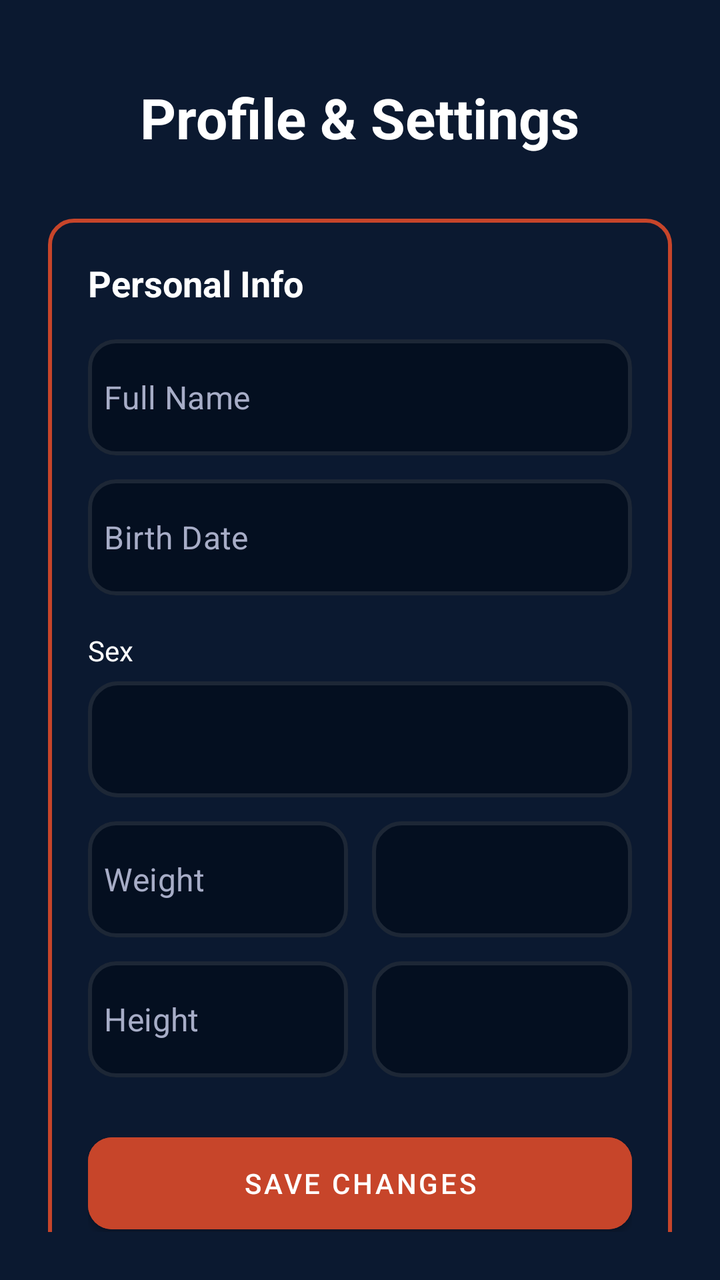
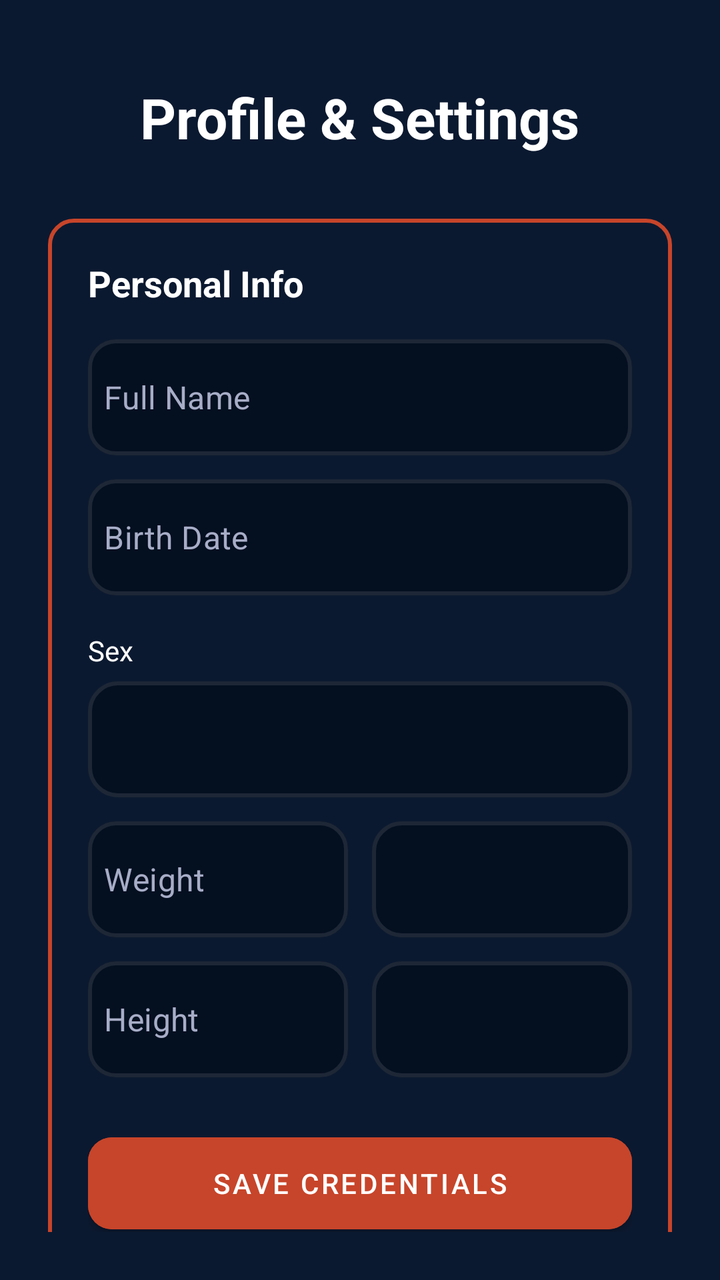

Compare the two renders of this Android layout. The source of the first and the diff that turns it into the second are given below.
<!-- AndroidManifest.xml: application theme Theme.OnFire -->
<!-- res/layout/fragment_profile_and_settings.xml -->
<?xml version="1.0" encoding="utf-8"?>
<ScrollView xmlns:android="http://schemas.android.com/apk/res/android"
    xmlns:app="http://schemas.android.com/apk/res-auto"
    android:layout_width="match_parent"
    android:layout_height="match_parent"
    android:fillViewport="true"
    android:scrollbars="none"
    android:padding="24dp">

    <LinearLayout
        android:orientation="vertical"
        android:layout_width="match_parent"
        android:layout_height="wrap_content"
        android:paddingBottom="48dp"
        android:gravity="center_horizontal">

        
        <TextView
            android:text="Profile &amp; Settings"
            android:textColor="@color/foreground"
            android:textSize="28sp"
            android:textStyle="bold"
            android:layout_marginTop="16dp"
            android:layout_width="wrap_content"
            android:layout_height="wrap_content" />

        
        <LinearLayout
            android:layout_width="match_parent"
            android:layout_height="wrap_content"
            android:background="@drawable/section_container"
            android:layout_marginTop="32dp"
            android:gravity="start|center_horizontal"
            android:orientation="vertical">

            <TextView
                android:text="Personal Info"
                android:textColor="@android:color/white"
                android:textSize="18sp"
                android:textStyle="bold"
                android:layout_width="wrap_content"
                android:layout_height="wrap_content" />

            <com.google.android.material.textfield.TextInputLayout
                style="@style/Widget.MaterialComponents.TextInputLayout.OutlinedBox"
                app:hintEnabled="false"
                app:boxStrokeColor="@color/input_stroke_color"
                app:boxBackgroundColor="@color/muted"
                app:boxStrokeWidth="2dp"
                app:boxStrokeWidthFocused="3dp"
                android:layout_width="match_parent"
                android:layout_height="@dimen/input_and_button_height"
                android:maxWidth="315dp"
                android:layout_marginTop="16dp"
                app:boxCornerRadiusTopStart="14dp"
                app:boxCornerRadiusTopEnd="14dp"
                app:boxCornerRadiusBottomStart="14dp"
                app:boxCornerRadiusBottomEnd="14dp">

                <com.google.android.material.textfield.TextInputEditText
                    android:id="@+id/etFullName"
                    android:hint="Full Name"
                    android:textColor="@color/foreground"
                    android:textColorHint="@color/muted_foreground"
                    android:paddingStart="8dp"
                    android:layout_width="match_parent"
                    android:layout_height="match_parent" />
            </com.google.android.material.textfield.TextInputLayout>

            <com.google.android.material.textfield.TextInputLayout
                style="@style/Widget.MaterialComponents.TextInputLayout.OutlinedBox"
                app:hintEnabled="false"
                app:boxStrokeColor="@color/input_stroke_color"
                app:boxBackgroundColor="@color/muted"
                app:boxStrokeWidth="2dp"
                app:boxStrokeWidthFocused="3dp"
                android:layout_width="match_parent"
                android:layout_height="@dimen/input_and_button_height"
                android:maxWidth="315dp"
                android:layout_marginTop="12dp"
                app:boxCornerRadiusTopStart="14dp"
                app:boxCornerRadiusTopEnd="14dp"
                app:boxCornerRadiusBottomStart="14dp"
                app:boxCornerRadiusBottomEnd="14dp">

                <com.google.android.material.textfield.TextInputEditText
                    android:id="@+id/etAge"
                    android:hint="Birth Date"
                    android:inputType="number"
                    android:textColor="@color/foreground"
                    android:textColorHint="@color/muted_foreground"
                    android:paddingStart="8dp"
                    android:layout_width="match_parent"
                    android:layout_height="match_parent" />
            </com.google.android.material.textfield.TextInputLayout>

            <TextView
                android:text="Sex"
                android:textColor="@android:color/white"
                android:textSize="14sp"
                android:layout_marginTop="18dp"
                android:layout_width="wrap_content"
                android:layout_height="wrap_content" />

            <Spinner
                android:id="@+id/spSex"
                android:layout_width="match_parent"
                android:layout_height="@dimen/input_and_button_height"
                android:background="@drawable/spinner_background"
                android:paddingStart="14dp"
                android:paddingEnd="36dp"
                android:maxWidth="315dp"
                android:layout_marginTop="6dp" />

            <LinearLayout
                android:orientation="horizontal"
                android:layout_marginTop="12dp"
                android:layout_width="match_parent"
                android:layout_height="wrap_content"
                android:maxWidth="315dp"
                android:baselineAligned="false">

                <com.google.android.material.textfield.TextInputLayout
                    style="@style/Widget.MaterialComponents.TextInputLayout.OutlinedBox"
                    app:hintEnabled="false"
                    android:layout_width="0dp"
                    android:layout_height="@dimen/input_and_button_height"
                    android:layout_weight="1"
                    app:boxStrokeColor="@color/input_stroke_color"
                    app:boxBackgroundColor="@color/muted"
                    app:boxStrokeWidth="2dp"
                    app:boxStrokeWidthFocused="3dp"
                    app:boxCornerRadiusTopStart="14dp"
                    app:boxCornerRadiusTopEnd="14dp"
                    app:boxCornerRadiusBottomStart="14dp"
                    app:boxCornerRadiusBottomEnd="14dp">

                    <com.google.android.material.textfield.TextInputEditText
                        android:id="@+id/etWeight"
                        android:hint="Weight"
                        android:inputType="numberDecimal"
                        android:textColor="@color/foreground"
                        android:textColorHint="@color/muted_foreground"
                        android:paddingStart="8dp"
                        android:layout_width="match_parent"
                        android:layout_height="match_parent" />
                </com.google.android.material.textfield.TextInputLayout>

                <View
                    android:layout_width="12dp"
                    android:layout_height="match_parent" />

                <Spinner
                    android:id="@+id/spWeightUnit"
                    android:layout_width="0dp"
                    android:layout_weight="1"
                    android:layout_height="@dimen/input_and_button_height"
                    android:background="@drawable/spinner_background"
                    android:paddingStart="14dp"
                    android:paddingEnd="36dp" />
            </LinearLayout>

            <LinearLayout
                android:orientation="horizontal"
                android:layout_marginTop="12dp"
                android:layout_width="match_parent"
                android:layout_height="wrap_content"
                android:maxWidth="315dp"
                android:baselineAligned="false">

                <com.google.android.material.textfield.TextInputLayout
                    style="@style/Widget.MaterialComponents.TextInputLayout.OutlinedBox"
                    app:hintEnabled="false"
                    android:layout_width="0dp"
                    android:layout_height="@dimen/input_and_button_height"
                    android:layout_weight="1"
                    app:boxStrokeColor="@color/input_stroke_color"
                    app:boxBackgroundColor="@color/muted"
                    app:boxStrokeWidth="2dp"
                    app:boxStrokeWidthFocused="3dp"
                    app:boxCornerRadiusTopStart="14dp"
                    app:boxCornerRadiusTopEnd="14dp"
                    app:boxCornerRadiusBottomStart="14dp"
                    app:boxCornerRadiusBottomEnd="14dp">

                    <com.google.android.material.textfield.TextInputEditText
                        android:id="@+id/etHeight"
                        android:hint="Height"
                        android:inputType="numberDecimal"
                        android:textColor="@color/foreground"
                        android:textColorHint="@color/muted_foreground"
                        android:paddingStart="8dp"
                        android:layout_width="match_parent"
                        android:layout_height="match_parent" />
                </com.google.android.material.textfield.TextInputLayout>

                <View
                    android:layout_width="12dp"
                    android:layout_height="match_parent" />

                <Spinner
                    android:id="@+id/spHeightUnit"
                    android:layout_width="0dp"
                    android:layout_weight="1"
                    android:layout_height="@dimen/input_and_button_height"
                    android:background="@drawable/spinner_background"
                    android:paddingStart="14dp"
                    android:paddingEnd="36dp" />
            </LinearLayout>

            <com.google.android.material.button.MaterialButton
                android:id="@+id/btnSaveInfo"
                android:text="Save Changes"
                android:backgroundTint="@color/primary"
                android:textColor="@color/primary_foreground"
                android:layout_marginTop="24dp"
                android:layout_width="match_parent"
                android:layout_height="@dimen/input_and_button_height"
                android:maxWidth="315dp"
                app:cornerRadius="12dp" />
        </LinearLayout>

        
        <LinearLayout
            android:layout_width="match_parent"
            android:layout_height="wrap_content"
            android:background="@drawable/section_container"
            android:layout_marginTop="40dp"
            android:gravity="start|center_horizontal"
            android:orientation="vertical">

            <TextView
                android:text="Password Recovery"
                android:textColor="@android:color/white"
                android:textSize="18sp"
                android:textStyle="bold"
                android:layout_width="wrap_content"
                android:layout_height="wrap_content" />

            <com.google.android.material.textfield.TextInputLayout
                style="@style/Widget.MaterialComponents.TextInputLayout.OutlinedBox"
                app:hintEnabled="false"
                app:endIconMode="password_toggle"
                app:endIconTint="@color/primary"
                app:boxBackgroundColor="@color/muted"
                android:layout_marginTop="14dp"
                android:layout_width="match_parent"
                android:maxWidth="315dp"
                android:layout_height="@dimen/input_and_button_height"
                app:boxStrokeColor="@color/input_stroke_color"
                app:boxStrokeWidth="2dp"
                app:boxStrokeWidthFocused="3dp"
                app:boxCornerRadiusTopStart="14dp"
                app:boxCornerRadiusTopEnd="14dp"
                app:boxCornerRadiusBottomStart="14dp"
                app:boxCornerRadiusBottomEnd="14dp">

                <com.google.android.material.textfield.TextInputEditText
                    android:id="@+id/etCurrentPass"
                    android:hint="Current Password"
                    android:inputType="textPassword"
                    android:textColor="@color/foreground"
                    android:textColorHint="@color/muted_foreground"
                    android:paddingStart="8dp"
                    android:layout_width="match_parent"
                    android:layout_height="match_parent"/>
            </com.google.android.material.textfield.TextInputLayout>

            <com.google.android.material.textfield.TextInputLayout
                style="@style/Widget.MaterialComponents.TextInputLayout.OutlinedBox"
                app:hintEnabled="false"
                app:endIconMode="password_toggle"
                app:endIconTint="@color/primary"
                app:boxBackgroundColor="@color/muted"
                android:layout_marginTop="12dp"
                android:layout_width="match_parent"
                android:maxWidth="315dp"
                android:layout_height="@dimen/input_and_button_height"
                app:boxStrokeColor="@color/input_stroke_color"
                app:boxStrokeWidth="2dp"
                app:boxStrokeWidthFocused="3dp"
                app:boxCornerRadiusTopStart="14dp"
                app:boxCornerRadiusTopEnd="14dp"
                app:boxCornerRadiusBottomStart="14dp"
                app:boxCornerRadiusBottomEnd="14dp">

                <com.google.android.material.textfield.TextInputEditText
                    android:id="@+id/etNewPass"
                    android:hint="New Password"
                    android:inputType="textPassword"
                    android:textColor="@color/foreground"
                    android:textColorHint="@color/muted_foreground"
                    android:paddingStart="8dp"
                    android:layout_width="match_parent"
                    android:layout_height="match_parent"/>
            </com.google.android.material.textfield.TextInputLayout>


            <com.google.android.material.button.MaterialButton
                android:id="@+id/btnSaveNewPassword"
                android:text="Save New Password"
                android:backgroundTint="@color/primary"
                android:textColor="@color/primary_foreground"
                android:layout_marginTop="24dp"
                android:maxWidth="315dp"
                android:layout_width="match_parent"
                android:layout_height="@dimen/input_and_button_height"
                app:cornerRadius="12dp" />

            <TextView
                android:id="@+id/tvForgot"
                android:text="Forgot Password?"
                android:textColor="@color/primary"
                android:textSize="14sp"
                android:gravity="center"
                android:layout_marginTop="@dimen/space_6"
                android:layout_width="match_parent"
                android:layout_height="wrap_content"
                android:maxWidth="315dp"
                android:paddingBottom="32dp"/>


        </LinearLayout>

        
        <LinearLayout
            android:id="@+id/sectionDataSync"
            android:layout_width="match_parent"
            android:layout_height="wrap_content"
            android:background="@drawable/section_container"
            android:padding="20dp"
            android:layout_marginTop="40dp"
            android:orientation="vertical">

            <TextView
                android:text="Data Sync"
                android:textColor="@android:color/white"
                android:textSize="18sp"
                android:textStyle="bold"
                android:layout_width="wrap_content"
                android:layout_height="wrap_content" />

            <LinearLayout
                android:layout_width="match_parent"
                android:layout_height="wrap_content"
                android:layout_marginTop="30dp"
                android:orientation="horizontal"
                android:gravity="center_vertical">

                
                <ImageView
                    android:id="@+id/ivLocalDb"
                    android:layout_width="24dp"
                    android:layout_height="24dp"
                    android:src="@drawable/ic_db"
                    />

                
                <TextView
                    android:layout_marginStart="12dp"
                    android:text="Local SQLite Database"
                    android:textColor="@android:color/white"
                    android:textSize="16sp"
                    android:layout_width="0dp"
                    android:layout_weight="1"
                    android:layout_height="wrap_content" />

                
                <TextView
                    android:id="@+id/tvSyncStatus"
                    android:text="Synced"
                    android:textColor="@color/primary"
                    android:textStyle="bold"
                    android:layout_marginEnd="8dp"
                    android:layout_width="wrap_content"
                    android:layout_height="wrap_content" />

                
                <ImageView
                    android:id="@+id/ivSyncNow"
                    android:layout_width="24dp"
                    android:layout_height="24dp"
                    android:src="@drawable/ic_sync"
                    android:clickable="true"
                    android:focusable="true" />

            </LinearLayout>

            <LinearLayout
                android:layout_width="match_parent"
                android:layout_height="wrap_content"
                android:layout_marginTop="40dp"
                android:orientation="horizontal"
                android:gravity="center_vertical">

                
                <ImageView
                    android:id="@+id/ivDelAccount"
                    android:layout_width="24dp"
                    android:layout_height="24dp"
                    android:src="@drawable/ic_delete_forever"
                    />

                
                <TextView
                    android:layout_marginStart="12dp"
                    android:text="Delete Account \nForever"
                    android:textColor="@android:color/white"
                    android:textSize="16sp"
                    android:layout_width="0dp"
                    android:layout_weight="1"
                    android:layout_height="wrap_content" />

                <com.google.android.material.button.MaterialButton
                    android:id="@+id/delForeverBtn"
                    android:text="Delete"
                    android:backgroundTint="@color/primary"
                    android:textColor="@color/primary_foreground"

                    android:maxWidth="315dp"
                    android:layout_width="100dp"
                    android:layout_height="@dimen/input_and_button_height"
                    app:cornerRadius="12dp" />


            </LinearLayout>
        </LinearLayout>

    </LinearLayout>
</ScrollView>
<!-- resources referenced by this layout -->
<resources>
  <color name="foreground">#FFFFFF</color>
  <color name="muted">#040F20</color>
  <color name="muted_foreground">#A7ADC7</color>
  <color name="primary">#C7452A</color>
  <color name="primary_foreground">#FFFFFF</color>
  <dimen name="input_and_button_height">58dp</dimen>
  <dimen name="space_6">24dp</dimen>
  <!-- drawable ic_db (drawable) -->
  <?xml version="1.0" encoding="utf-8"?>
  <vector xmlns:android="http://schemas.android.com/apk/res/android"
      android:width="24dp"
      android:height="24dp"
      android:viewportWidth="24"
      android:viewportHeight="24">
      <path
          android:fillColor="@color/primary"
          android:pathData="M12,2C7.03,2 3,3.79 3,6v12c0,2.21 4.03,4 9,4s9,-1.79 9,-4V6c0,-2.21 -4.03,-4 -9,-4zM12,4c4.97,0 7,1.79 7,2s-2.03,2 -7,2 -7,-1.79 -7,-2 2.03,-2 7,-2zM5,9.09C6.35,9.81 8.79,10.5 12,10.5s5.65,-0.69 7,-1.41V12c0,1.21 -2.03,3 -7,3s-7,-1.79 -7,-3V9.09zM5,14c1.35,0.72 3.79,1.5 7,1.5s5.65,-0.78 7,-1.5v2c0,1.21 -2.03,3 -7,3s-7,-1.79 -7,-3v-2z"/>
  </vector>
  <!-- drawable ic_delete_forever (drawable) -->
  <vector xmlns:android="http://schemas.android.com/apk/res/android" android:height="24dp" android:tint="@color/primary" android:viewportHeight="24" android:viewportWidth="24" android:width="24dp">
        
      <path android:fillColor="@color/primary" android:pathData="M6,19c0,1.1 0.9,2 2,2h8c1.1,0 2,-0.9 2,-2L18,7L6,7v12zM8.46,11.88l1.41,-1.41L12,12.59l2.12,-2.12 1.41,1.41L13.41,14l2.12,2.12 -1.41,1.41L12,15.41l-2.12,2.12 -1.41,-1.41L10.59,14l-2.13,-2.12zM15.5,4l-1,-1h-5l-1,1L5,4v2h14L19,4z"/>
      
  </vector>
  <!-- drawable ic_sync (drawable) -->
  <?xml version="1.0" encoding="utf-8"?>
  <vector xmlns:android="http://schemas.android.com/apk/res/android"
      android:width="24dp"
      android:height="24dp"
      android:viewportWidth="24"
      android:viewportHeight="24">
      <path
          android:fillColor="@android:color/white"
          android:pathData="M12,4a8,8 0 0,1 8,8h2a10,10 0 0,0 -10,-10v-3l-4,4 4,4v-3zm0,16a8,8 0 0,1 -8,-8h-2a10,10 0 0,0 10,10v3l4,-4 -4,-4v3z"/>
  </vector>
  <!-- drawable section_container (drawable) -->
  <?xml version="1.0" encoding="utf-8"?>
  <shape xmlns:android="http://schemas.android.com/apk/res/android"
      android:shape="rectangle">
      <solid android:color="@color/background" />
      <stroke android:width="2dp" android:color="@color/primary" />
      <corners android:radius="12dp" />
      <padding android:left="20dp" android:right="20dp" android:top="20dp" android:bottom="20dp"/>
  </shape>
  <!-- drawable spinner_background (drawable) -->
  <?xml version="1.0" encoding="utf-8"?>
  <selector xmlns:android="http://schemas.android.com/apk/res/android">
      
      <item android:state_focused="true">
          <shape android:shape="rectangle">
              <solid android:color="@color/muted" />
              <stroke
                  android:width="3dp"
                  android:color="@color/primary" />
              <corners android:radius="14dp" />
          </shape>
      </item>
  
      
      <item>
          <shape android:shape="rectangle">
              <solid android:color="@color/muted" />
              <stroke
                  android:width="2dp"
                  android:color="@color/input_stroke_color" />
              <corners android:radius="14dp" />
          </shape>
      </item>
  </selector>
  <style name="Theme.OnFire" parent="Theme.MaterialComponents.DayNight.NoActionBar">
          <item name="android:windowBackground">@color/background</item>
          <item name="android:textColor">@color/foreground</item>
  
          <item name="colorPrimary">@color/primary</item>
          <item name="colorPrimaryVariant">@color/destructive</item>
          <item name="colorOnPrimary">@color/primary_foreground</item>
  
          <item name="drawerArrowStyle">@style/DrawerArrowStyle</item>
      </style>
  <color name="background">#0B1930</color>
  <color name="destructive">#C72A2A</color>
  <style name="DrawerArrowStyle" parent="Widget.AppCompat.DrawerArrowToggle">
          <item name="color">@color/primary</item>
      </style>
</resources>

<!-- the commit's change to res/layout/fragment_profile_and_settings.xml (unified diff, before → after) -->
@@ -86,7 +86,7 @@
                 <com.google.android.material.textfield.TextInputEditText
                     android:id="@+id/etAge"
                     android:hint="Birth Date"
-                    android:inputType="number"
+                    android:inputType="date"
                     android:textColor="@color/foreground"
                     android:textColorHint="@color/muted_foreground"
                     android:paddingStart="8dp"
@@ -210,7 +210,7 @@
 
             <com.google.android.material.button.MaterialButton
                 android:id="@+id/btnSaveInfo"
-                android:text="Save Changes"
+                android:text="Save Credentials"
                 android:backgroundTint="@color/primary"
                 android:textColor="@color/primary_foreground"
                 android:layout_marginTop="24dp"
@@ -230,12 +230,39 @@
             android:orientation="vertical">
 
             <TextView
-                android:text="Password Recovery"
+                android:text="Edit Credentials"
                 android:textColor="@android:color/white"
                 android:textSize="18sp"
                 android:textStyle="bold"
                 android:layout_width="wrap_content"
                 android:layout_height="wrap_content" />
+
+            <com.google.android.material.textfield.TextInputLayout
+                style="@style/Widget.MaterialComponents.TextInputLayout.OutlinedBox"
+                app:hintEnabled="false"
+                app:boxStrokeColor="@color/input_stroke_color"
+                app:boxBackgroundColor="@color/muted"
+                app:boxStrokeWidth="2dp"
+                app:boxStrokeWidthFocused="3dp"
+                android:layout_width="match_parent"
+                android:layout_height="@dimen/input_and_button_height"
+                android:maxWidth="315dp"
+                android:layout_marginTop="16dp"
+                app:boxCornerRadiusTopStart="14dp"
+                app:boxCornerRadiusTopEnd="14dp"
+                app:boxCornerRadiusBottomStart="14dp"
+                app:boxCornerRadiusBottomEnd="14dp">
+
+                <com.google.android.material.textfield.TextInputEditText
+                    android:id="@+id/etEmail"
+                    android:hint="E-mail"
+                    android:inputType="textEmailAddress"
+                    android:textColor="@color/foreground"
+                    android:textColorHint="@color/muted_foreground"
+                    android:paddingStart="8dp"
+                    android:layout_width="match_parent"
+                    android:layout_height="match_parent" />
+            </com.google.android.material.textfield.TextInputLayout>
 
             <com.google.android.material.textfield.TextInputLayout
                 style="@style/Widget.MaterialComponents.TextInputLayout.OutlinedBox"
